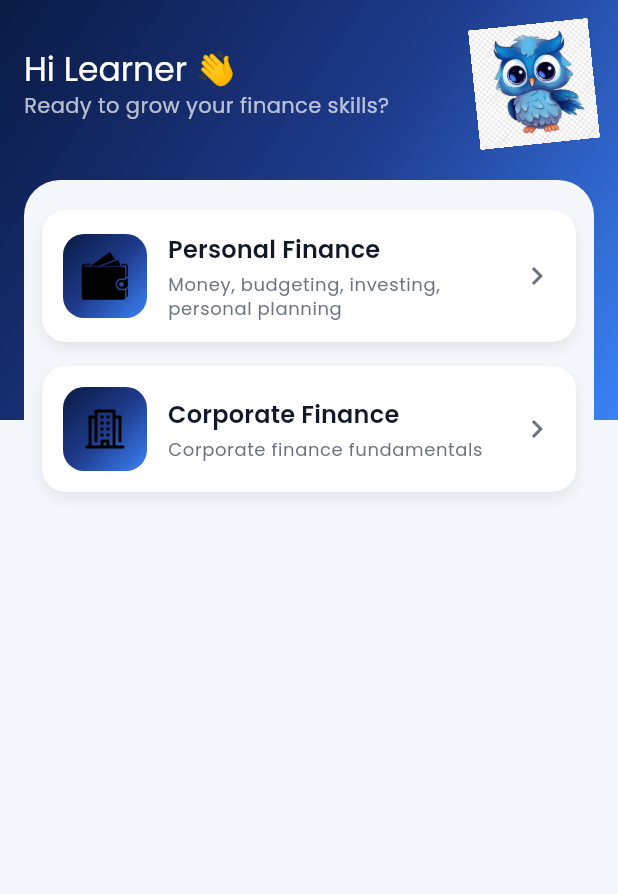
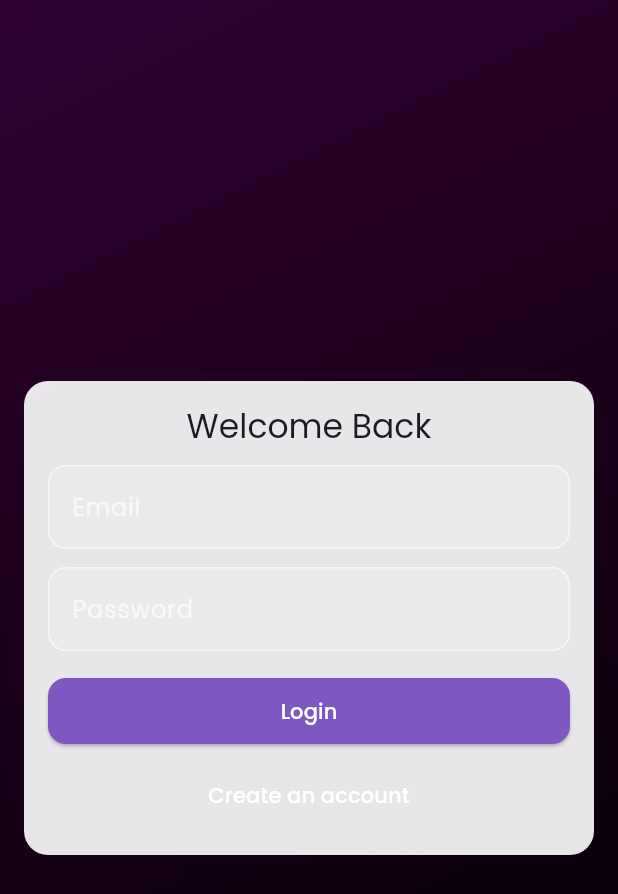
Before and after one commit to TROJAN1HAMMER/Capita, a Flutter app: the screen it shows after launch, on a phone screen of 412 x 824 dp. Shown: the top 894 px of the screen. Run offline on Flutter 3.47's test engine with Material 3 defaults, Android fonts, the phone set to English and light mode, and no system bars; our stand-ins replace google_fonts, shared_preferences.

Commit message:
did few ui changes

```diff
--- /dev/null
+++ b/capita/devtools_options.yaml
@@ -0,0 +1,3 @@
+description: This file stores settings for Dart & Flutter DevTools.
+documentation: https://docs.flutter.dev/tools/devtools/extensions#configure-extension-enablement-states
+extensions:
--- a/capita/lib/app.dart
+++ b/capita/lib/app.dart
@@ -23,9 +23,43 @@ class CapitaApp extends StatelessWidget {
           foregroundColor: Colors.white,
           elevation: 0,
         ),
+        inputDecorationTheme: const InputDecorationTheme(
+          filled: true,
+          fillColor: Color.fromARGB(40, 255, 255, 255), // subtle on gradient
+          border: OutlineInputBorder(
+            borderSide: BorderSide(color: Colors.white70),
+            borderRadius: BorderRadius.all(Radius.circular(12)),
+          ),
+          enabledBorder: OutlineInputBorder(
+            borderSide: BorderSide(color: Colors.white60),
+            borderRadius: BorderRadius.all(Radius.circular(12)),
+          ),
+          focusedBorder: OutlineInputBorder(
+            borderSide: BorderSide(color: Colors.white),
+            borderRadius: BorderRadius.all(Radius.circular(12)),
+          ),
+          labelStyle: TextStyle(color: Colors.white70),
+          hintStyle: TextStyle(color: Colors.white60),
+        ),
+        elevatedButtonTheme: ElevatedButtonThemeData(
+          style: ElevatedButton.styleFrom(
+            backgroundColor: AppColors.secondary,
+            foregroundColor: Colors.white,
+            shape: RoundedRectangleBorder(
+              borderRadius: BorderRadius.circular(12),
+            ),
+            padding: const EdgeInsets.symmetric(vertical: 12),
+          ),
+        ),
+        textButtonTheme: TextButtonThemeData(
+          style: TextButton.styleFrom(foregroundColor: Colors.white),
+        ),
+        cardTheme: const CardThemeData(
+          surfaceTintColor: Colors.transparent,
+        ),
         useMaterial3: true,
       ),
-      initialRoute: AppRoutes.home,
+      initialRoute: AppRoutes.login,
       routes: AppRoutes.routes,
       debugShowCheckedModeBanner: false,
     );
--- a/capita/lib/core/constants/app_colors.dart
+++ b/capita/lib/core/constants/app_colors.dart
@@ -1,16 +1,16 @@
 import 'package:flutter/material.dart';
 
 class AppColors {
-  static const Color primary = Color(0xFF0A1A44); // deep navy
-  static const Color accent = Color(0xFF4F9DFF);  // electric blue
-  static const Color secondary = Color(0xFF38BDF8); // cyan tone
+  static const Color primary = Color(0xFF4A148C); // purple
+  static const Color accent = Color(0xFFB39DDB);  // light purple accent
+  static const Color secondary = Color(0xFF7E57C2); // mid purple
   static const Color background = Color(0xFFF4F7FB);
   static const Color card = Colors.white;
   static const Color textPrimary = Color(0xFF111827);
   static const Color textSecondary = Color(0xFF6B7280);
 
   static const Gradient primaryGradient = LinearGradient(
-    colors: [Color(0xFF0A1A44), Color(0xFF1E3A8A), Color(0xFF3B82F6)],
+    colors: [Color.fromARGB(255, 31, 30, 31), Color(0xFF4A148C)],
     begin: Alignment.topLeft,
     end: Alignment.bottomRight,
   );
--- a/capita/lib/core/models/module.dart
+++ b/capita/lib/core/models/module.dart
@@ -5,6 +5,7 @@ class Module {
   final int order;
   final Duration estimatedTime; // e.g. 10 minutes
   final bool locked;
+  final List<String> questions;
 
   Module({
     required this.id,
@@ -13,5 +14,6 @@ class Module {
     this.order = 0,
     this.estimatedTime = const Duration(minutes: 10),
     this.locked = false,
+    this.questions = const [],
   });
 }
--- a/capita/lib/routes/app_routes.dart
+++ b/capita/lib/routes/app_routes.dart
@@ -6,6 +6,9 @@ import '../views/quiz/quiz_view.dart';
 import '../views/leaderboard/leaderboard_view.dart';
 import '../views/module/learning_module_view.dart';
 import '../core/models/track.dart';
+import '../views/auth/login_view.dart';
+import '../views/auth/signup_view.dart';
+import '../views/profile/profile_view.dart';
 
 class AppRoutes {
   static const String home = '/';
@@ -14,6 +17,9 @@ class AppRoutes {
   static const String quiz = '/quiz';
   static const String moduleDetail = '/module';
   static const String leaderboard = '/leaderboard';
+  static const String login = '/login';
+  static const String signup = '/signup';
+  static const String profile = '/profile';
 
   static Map<String, WidgetBuilder> get routes => {
     home: (_) => const HomeView(),
@@ -28,5 +34,8 @@ class AppRoutes {
 
     quiz: (_) => const QuizView(),
     leaderboard: (_) => const LeaderboardView(),
+    login: (_) => const LoginView(),
+    signup: (_) => const SignupView(),
+    profile: (_) => const ProfileView(),
   };
 }
--- /dev/null
+++ b/capita/lib/views/auth/login_view.dart
@@ -0,0 +1,90 @@
+import 'package:flutter/material.dart';
+import '../../routes/app_routes.dart';
+import '../shared/widgets/gradient_background.dart';
+
+class LoginView extends StatefulWidget {
+  const LoginView({super.key});
+
+  @override
+  State<LoginView> createState() => _LoginViewState();
+}
+
+class _LoginViewState extends State<LoginView> {
+  final _formKey = GlobalKey<FormState>();
+  final _emailCtrl = TextEditingController();
+  final _passwordCtrl = TextEditingController();
+
+  @override
+  void dispose() {
+    _emailCtrl.dispose();
+    _passwordCtrl.dispose();
+    super.dispose();
+  }
+
+  void _onLogin() {
+    if (_formKey.currentState?.validate() ?? false) {
+      Navigator.pushReplacementNamed(context, AppRoutes.home);
+    }
+  }
+
+  @override
+  Widget build(BuildContext context) {
+    return Scaffold(
+      body: GradientBackground(
+        child: Center(
+          child: SingleChildScrollView(
+            padding: const EdgeInsets.all(16),
+            child: Container(
+              constraints: const BoxConstraints(maxWidth: 420),
+              decoration: BoxDecoration(
+                color: Colors.white.withOpacity(0.9),
+                borderRadius: BorderRadius.circular(16),
+              ),
+              padding: const EdgeInsets.all(16),
+              child: Form(
+                key: _formKey,
+                child: Column(
+                  mainAxisSize: MainAxisSize.min,
+                  children: [
+                    Text('Welcome Back',
+                        style: Theme.of(context).textTheme.titleLarge),
+                    const SizedBox(height: 12),
+                    TextFormField(
+                      controller: _emailCtrl,
+                      decoration: const InputDecoration(labelText: 'Email'),
+                      keyboardType: TextInputType.emailAddress,
+                      validator: (v) =>
+                          (v == null || v.isEmpty) ? 'Email is required' : null,
+                    ),
+                    const SizedBox(height: 12),
+                    TextFormField(
+                      controller: _passwordCtrl,
+                      decoration: const InputDecoration(labelText: 'Password'),
+                      obscureText: true,
+                      validator: (v) =>
+                          (v == null || v.isEmpty) ? 'Password is required' : null,
+                    ),
+                    const SizedBox(height: 16),
+                    SizedBox(
+                      width: double.infinity,
+                      child: ElevatedButton(
+                        onPressed: _onLogin,
+                        child: const Text('Login'),
+                      ),
+                    ),
+                    const SizedBox(height: 8),
+                    TextButton(
+                      onPressed: () =>
+                          Navigator.pushNamed(context, AppRoutes.signup),
+                      child: const Text('Create an account'),
+                    ),
+                  ],
+                ),
+              ),
+            ),
+          ),
+        ),
+      ),
+    );
+  }
+}
--- a/capita/lib/views/home/home_view.dart
+++ b/capita/lib/views/home/home_view.dart
@@ -5,6 +5,7 @@ import '../shared/widgets/card_tile.dart';
 import '../../routes/app_routes.dart';
 import '../shared/widgets/owl_mascot.dart';
 import '../../core/constants/app_colors.dart';
+import '../shared/widgets/gradient_background.dart';
 
 class HomeView extends StatelessWidget {
   const HomeView({super.key});
@@ -14,22 +15,18 @@ class HomeView extends StatelessWidget {
     final trackCtrl = Provider.of<TrackController>(context);
 
     return Scaffold(
-      body: Stack(
-        children: [
-          Container(
-            height: 280,
-            decoration: const BoxDecoration(gradient: AppColors.primaryGradient),
-          ),
-          SafeArea(
+      body: GradientBackground(
+        child: SafeArea(
           child: Padding(
             padding: const EdgeInsets.all(16),
             child: Column(
               crossAxisAlignment: CrossAxisAlignment.start,
               children: [
+                // Header with title, subtitle, actions aligned neatly
                 Row(
-                    mainAxisAlignment: MainAxisAlignment.spaceBetween,
                   children: [
-                      Column(
+                    Expanded(
+                      child: Column(
                         crossAxisAlignment: CrossAxisAlignment.start,
                         children: [
                           Text(
@@ -39,6 +36,7 @@ class HomeView extends StatelessWidget {
                                 .titleLarge!
                                 .copyWith(color: Colors.white),
                           ),
+                          const SizedBox(height: 4),
                           Text(
                             'Ready to grow your finance skills?',
                             style: Theme.of(context)
@@ -48,10 +46,19 @@ class HomeView extends StatelessWidget {
                           ),
                         ],
                       ),
-                      const OwlMascot(size: 80),
+                    ),
+                    IconButton(
+                      icon: const Icon(Icons.settings, color: Colors.white),
+                      tooltip: 'Profile & Settings',
+                      onPressed: () =>
+                          Navigator.pushNamed(context, AppRoutes.profile),
+                    ),
+                    const SizedBox(width: 8),
+                    const OwlMascot(size: 64),
                   ],
                 ),
-                  const SizedBox(height: 24),
+                const SizedBox(height: 20),
+                // Content card area with proper spacing
                 Expanded(
                   child: Container(
                     decoration: BoxDecoration(
@@ -71,8 +78,7 @@ class HomeView extends StatelessWidget {
                             assetIcon: t.icon,
                             onTap: () {
                               trackCtrl.selectTrack(t.id);
-                                Navigator.pushNamed(
-                                    context, AppRoutes.trackDetail);
+                              Navigator.pushNamed(context, AppRoutes.trackDetail);
                             },
                           ),
                         );
@@ -84,7 +90,6 @@ class HomeView extends StatelessWidget {
             ),
           ),
         ),
-        ],
       ),
     );
   }
--- /dev/null
+++ b/capita/lib/views/shared/widgets/gradient_background.dart
@@ -0,0 +1,20 @@
+import 'package:flutter/widgets.dart';
+
+class GradientBackground extends StatelessWidget {
+  const GradientBackground({super.key, required this.child});
+  final Widget child;
+
+  @override
+  Widget build(BuildContext context) {
+    return Container(
+      decoration: const BoxDecoration(
+        gradient: LinearGradient(
+          colors: [Color(0xFF300130), Color(0xFF000000)], // Purple to Black
+          begin: Alignment.topLeft,
+          end: Alignment.bottomRight,
+        ),
+      ),
+      child: child,
+    );
+  }
+}
--- a/capita/lib/views/track/track_list_view.dart
+++ b/capita/lib/views/track/track_list_view.dart
@@ -3,6 +3,7 @@ import 'package:provider/provider.dart';
 import '../../core/controllers/track_controller.dart';
 import '../../routes/app_routes.dart';
 import '../shared/widgets/card_tile.dart';
+import '../shared/widgets/gradient_background.dart';
 
 class TrackListView extends StatelessWidget {
   const TrackListView({super.key});
@@ -15,7 +16,8 @@ class TrackListView extends StatelessWidget {
       appBar: AppBar(
         title: const Text('All Learning Tracks'),
       ),
-      body: Padding(
+      body: GradientBackground(
+        child: Padding(
           padding: const EdgeInsets.all(12),
           child: ListView.builder(
             itemCount: trackCtrl.tracks.length,
@@ -36,6 +38,7 @@ class TrackListView extends StatelessWidget {
             },
           ),
         ),
+      ),
     );
   }
 }
```
Also changed, not shown: capita/lib/core/services/local_data_service.dart (+105 -4 lines), capita/lib/views/auth/signup_view.dart (added, +108 -0 lines), capita/lib/views/profile/profile_view.dart (added, +88 -0 lines), 1 other file. Lines whose indentation alone changed are shown as unchanged.
